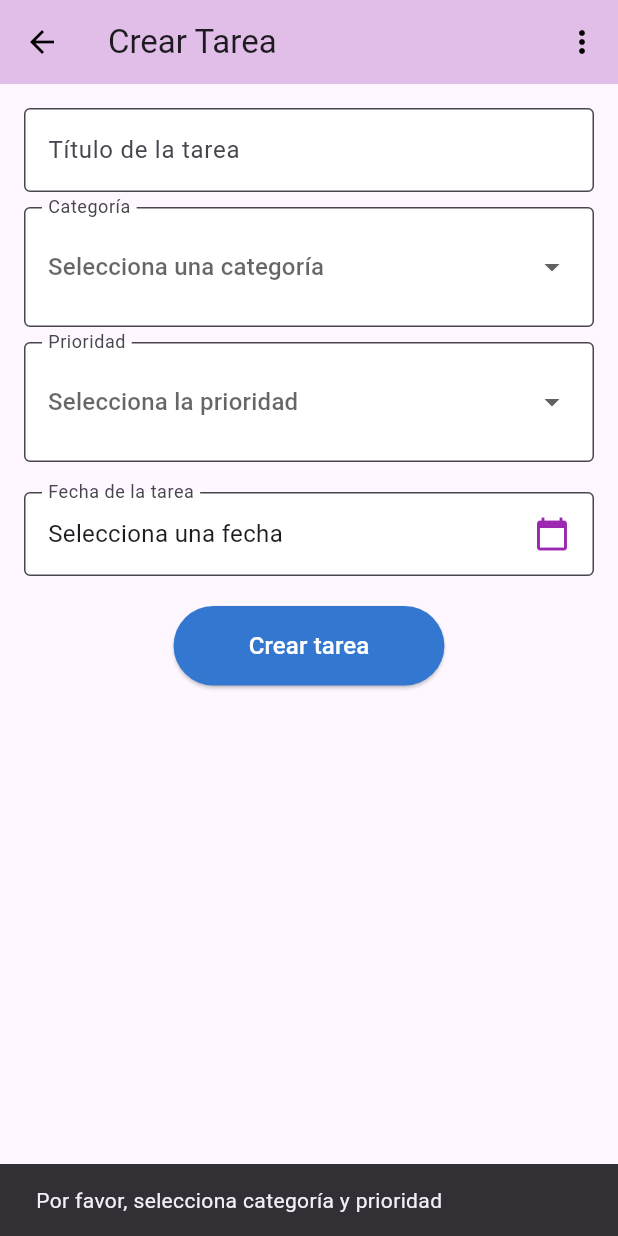
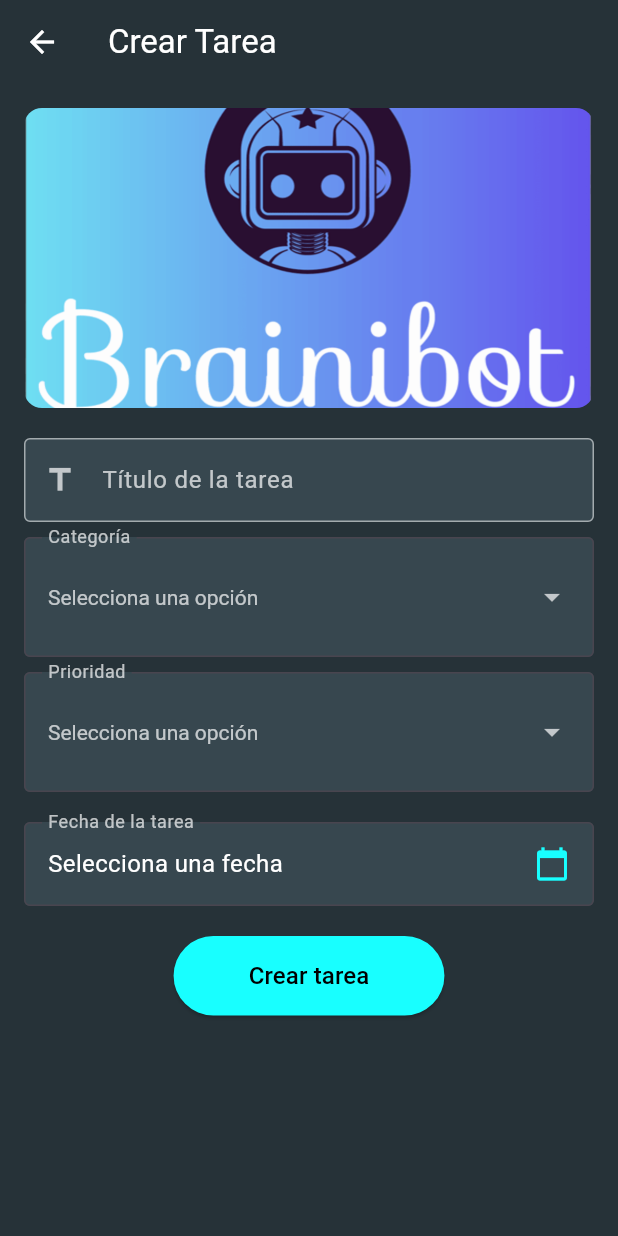
Before and after one commit to Not-david05/BrainiBot, a Flutter app: the TaskC screen opened directly, after a tap on "Crear tarea", on a phone screen of 412 x 824 dp. Run offline on Flutter 3.47's test engine with Material 3 defaults, Android fonts, the light colour scheme and no system bars; our stand-ins replace table_calendar.

Commit message:
US3 - Crear tarea

```diff
--- a/lib/Pages/TaskC.dart
+++ b/lib/Pages/TaskC.dart
@@ -1,5 +1,6 @@
 import 'package:brainibot/Pages/Starter.dart';
 import 'package:flutter/material.dart';
+import 'dart:async';
 
 class TaskC extends StatefulWidget {
   @override
@@ -13,21 +14,46 @@ class _TaskCState extends State<TaskC> {
   String? _customCategory;
 
   final List<String> _categories = [
-    'Estudios',
-    'Diaria',
-    'Recados',
-    'Trabajo',
-    'Personal',
-    'Otros'
+    'Estudios', 'Diaria', 'Recados', 'Trabajo', 'Personal', 'Otros'
   ];
 
   final List<String> _priorities = [
-    'Urgente',
-    'Alta',
-    'Media',
-    'Baja',
-    'Opcional'
+    'Urgente', 'Alta', 'Media', 'Baja', 'Opcional'
   ];
+
+  final PageController _pageController = PageController();
+  int _currentPage = 0;
+  Timer? _timer;
+
+  final List<String> _carouselImages = [
+    'lib/images/brainibot.png',
+    'lib/images/790.jpeg',
+    'lib/images/1234.jpg'
+  ];
+
+  @override
+  void initState() {
+    super.initState();
+    _timer = Timer.periodic(Duration(seconds: 6), (Timer timer) {
+      if (_currentPage < _carouselImages.length - 1) {
+        _currentPage++;
+      } else {
+        _currentPage = 0;
+      }
+      _pageController.animateToPage(
+        _currentPage,
+        duration: Duration(milliseconds: 500),
+        curve: Curves.easeInOut,
+      );
+    });
+  }
+
+  @override
+  void dispose() {
+    _timer?.cancel();
+    _pageController.dispose();
+    super.dispose();
+  }
 
   Future<void> _selectDate(BuildContext context) async {
     final DateTime? picked = await showDatePicker(
@@ -46,122 +72,121 @@ class _TaskCState extends State<TaskC> {
   @override
   Widget build(BuildContext context) {
     return Scaffold(
+      backgroundColor: Colors.blueGrey[900],
       appBar: AppBar(
-        title: Text("Crear Tarea"),
-        backgroundColor: Colors.purple[100],
+        title: Text("Crear Tarea", style: TextStyle(color: Colors.white)),
+        backgroundColor: Colors.transparent,
         elevation: 0,
         leading: IconButton(
-          icon: Icon(Icons.arrow_back, color: Colors.black),
+          icon: Icon(Icons.arrow_back, color: Colors.white),
           onPressed: () {
             Navigator.pushReplacement(
               context,
-              MaterialPageRoute(
-                builder: (context) => Starter(),
+              MaterialPageRoute(builder: (context) => Starter()),
+            );
+          },
+        ),
+      ),
+      body: SingleChildScrollView(
+        padding: EdgeInsets.all(16.0),
+        child: Column(
+          children: [
+            SizedBox(
+              height: 200,
+              child: PageView.builder(
+                controller: _pageController,
+                itemCount: _carouselImages.length,
+                itemBuilder: (context, index) {
+                  return ClipRRect(
+                    borderRadius: BorderRadius.circular(12),
+                    child: Image.asset(
+                      _carouselImages[index],
+                      fit: BoxFit.cover,
                     ),
                   );
                 },
               ),
-        actions: [
-          IconButton(
-            icon: Icon(Icons.more_vert, color: Colors.black),
-            onPressed: () {},
             ),
+            SizedBox(height: 20),
+            _buildTextField("Título de la tarea", Icons.title),
+            SizedBox(height: 10),
+            _buildDropdown("Categoría", _categories, _selectedCategory, (String? newValue) {
+              setState(() {
+                _selectedCategory = newValue;
+                if (newValue != 'Otros') _customCategory = null;
+              });
+            }),
+            if (_selectedCategory == 'Otros') _buildTextField("Especifica la categoría", Icons.category),
+            SizedBox(height: 10),
+            _buildDropdown("Prioridad", _priorities, _selectedPriority, (String? newValue) {
+              setState(() {
+                _selectedPriority = newValue;
+              });
+            }),
+            SizedBox(height: 20),
+            _buildDateSelector(context),
+            SizedBox(height: 20),
+            _buildSubmitButton(),
           ],
         ),
-      body: SingleChildScrollView(
-        child: Padding(
-          padding: EdgeInsets.all(16.0),
-          child: Column(
-            children: [
-              TextField(
+      ),
+    );
+  }
+
+  Widget _buildTextField(String label, IconData icon) {
+    return TextField(
+      style: TextStyle(color: Colors.white),
       decoration: InputDecoration(
-                  labelText: "Título de la tarea",
-                  border: OutlineInputBorder(),
+        labelText: label,
+        labelStyle: TextStyle(color: Colors.white70),
+        prefixIcon: Icon(icon, color: Colors.white70),
+        border: OutlineInputBorder(borderSide: BorderSide(color: Colors.white)),
+        enabledBorder: OutlineInputBorder(borderSide: BorderSide(color: Colors.white54)),
+        focusedBorder: OutlineInputBorder(borderSide: BorderSide(color: Colors.cyanAccent)),
         filled: true,
-                  fillColor: Colors.white,
+        fillColor: Colors.blueGrey[800],
       ),
-              ),
-              SizedBox(height: 10),
-              InputDecorator(
+    );
+  }
+
+  Widget _buildDropdown(String label, List<String> items, String? selectedItem, ValueChanged<String?> onChanged) {
+    return InputDecorator(
       decoration: InputDecoration(
-                  labelText: "Categoría",
-                  border: OutlineInputBorder(),
+        labelText: label,
+        labelStyle: TextStyle(color: Colors.white70),
+        border: OutlineInputBorder(borderSide: BorderSide(color: Colors.white)),
         filled: true,
-                  fillColor: Colors.white,
+        fillColor: Colors.blueGrey[800],
       ),
       child: DropdownButtonHideUnderline(
         child: DropdownButton<String>(
-                    value: _selectedCategory,
-                    hint: Text('Selecciona una categoría'),
-                    onChanged: (String? newValue) {
-                      setState(() {
-                        _selectedCategory = newValue;
-                        if (newValue != 'Otros') {
-                          _customCategory = null;
-                        }
-                      });
-                    },
-                    items: _categories.map<DropdownMenuItem<String>>((String value) {
+          dropdownColor: Colors.blueGrey[800],
+          value: selectedItem,
+          hint: Text('Selecciona una opción', style: TextStyle(color: Colors.white70)),
+          icon: Icon(Icons.arrow_drop_down, color: Colors.white70),
+          style: TextStyle(color: Colors.white),
+          onChanged: onChanged,
+          items: items.map((String value) {
             return DropdownMenuItem<String>(
               value: value,
-                        child: Text(value),
+              child: Text(value, style: TextStyle(color: Colors.white)),
             );
           }).toList(),
         ),
       ),
-              ),
-              if (_selectedCategory == 'Otros')
-                Padding(
-                  padding: EdgeInsets.only(top: 10),
-                  child: TextField(
-                    decoration: InputDecoration(
-                      labelText: "Especifica la categoría",
-                      border: OutlineInputBorder(),
-                      filled: true,
-                      fillColor: Colors.white,
-                    ),
-                    onChanged: (value) {
-                      setState(() {
-                        _customCategory = value;
-                      });
-                    },
-                  ),
-                ),
-              SizedBox(height: 10),
-              InputDecorator(
-                decoration: InputDecoration(
-                  labelText: "Prioridad",
-                  border: OutlineInputBorder(),
-                  filled: true,
-                  fillColor: Colors.white,
-                ),
-                child: DropdownButtonHideUnderline(
-                  child: DropdownButton<String>(
-                    value: _selectedPriority,
-                    hint: Text('Selecciona la prioridad'),
-                    onChanged: (String? newValue) {
-                      setState(() {
-                        _selectedPriority = newValue;
-                      });
-                    },
-                    items: _priorities.map<DropdownMenuItem<String>>((String value) {
-                      return DropdownMenuItem<String>(
-                        value: value,
-                        child: Text(value),
     );
-                    }).toList(),
-                  ),
-                ),
-              ),
-              SizedBox(height: 20),
-              InkWell(
+  }
+
+  Widget _buildDateSelector(BuildContext context) {
+    return InkWell(
       onTap: () => _selectDate(context),
       child: InputDecorator(
         decoration: InputDecoration(
           labelText: "Fecha de la tarea",
-                    border: OutlineInputBorder(),
+          labelStyle: TextStyle(color: Colors.white70),
+          border: OutlineInputBorder(borderSide: BorderSide(color: Colors.white)),
           filled: true,
-                    fillColor: Colors.white,
+          fillColor: Colors.blueGrey[800],
         ),
         child: Row(
           mainAxisAlignment: MainAxisAlignment.spaceBetween,
@@ -170,37 +195,23 @@ class _TaskCState extends State<TaskC> {
               _selectedDate == null
                   ? 'Selecciona una fecha'
                   : '${_selectedDate!.day}/${_selectedDate!.month}/${_selectedDate!.year}',
-                        style: TextStyle(fontSize: 16),
+              style: TextStyle(color: Colors.white, fontSize: 16),
             ),
-                      Icon(Icons.calendar_today, color: Colors.purple),
+            Icon(Icons.calendar_today, color: Colors.cyanAccent),
           ],
-                  ),
-                ),
-              ),
-              SizedBox(height: 20),
-              ElevatedButton(
-                onPressed: () {
-                  if (_selectedCategory == null || _selectedPriority == null) {
-                    ScaffoldMessenger.of(context).showSnackBar(
-                      SnackBar(content: Text('Por favor, selecciona categoría y prioridad')),
-                    );
-                  } else {
-                    print('Tarea guardada:');
-                    print('Categoría: ${_selectedCategory == "Otros" ? _customCategory : _selectedCategory}');
-                    print('Prioridad: $_selectedPriority');
-                    print('Fecha: $_selectedDate');
-                  }
-                },
-                style: ElevatedButton.styleFrom(
-                  backgroundColor: const Color.fromARGB(255, 51, 119, 209),
-                  padding: EdgeInsets.symmetric(horizontal: 50, vertical: 15),
-                ),
-                child: Text("Crear tarea", style: TextStyle(fontSize: 16,color: Colors.white)),
-              ),
-            ],
-          ),
         ),
       ),
     );
   }
+
+  Widget _buildSubmitButton() {
+    return ElevatedButton(
+      onPressed: () {},
+      style: ElevatedButton.styleFrom(
+        backgroundColor: Colors.cyanAccent,
+        padding: EdgeInsets.symmetric(horizontal: 50, vertical: 15),
+      ),
+      child: Text("Crear tarea", style: TextStyle(fontSize: 16, color: Colors.black)),
+    );
   }
+}
--- a/pubspec.yaml
+++ b/pubspec.yaml
@@ -9,7 +9,7 @@ environment:
 dependencies:
   flutter:
     sdk: flutter
-
+  carousel_slider: ^4.0.0
 dev_dependencies:
   flutter_test:
     sdk: flutter
```
Also changed, not shown: lib/images/1234.jpg (added), lib/images/568.jpg (added), lib/images/790.jpeg (added), pubspec.lock. Lines whose indentation alone changed are shown as unchanged.
